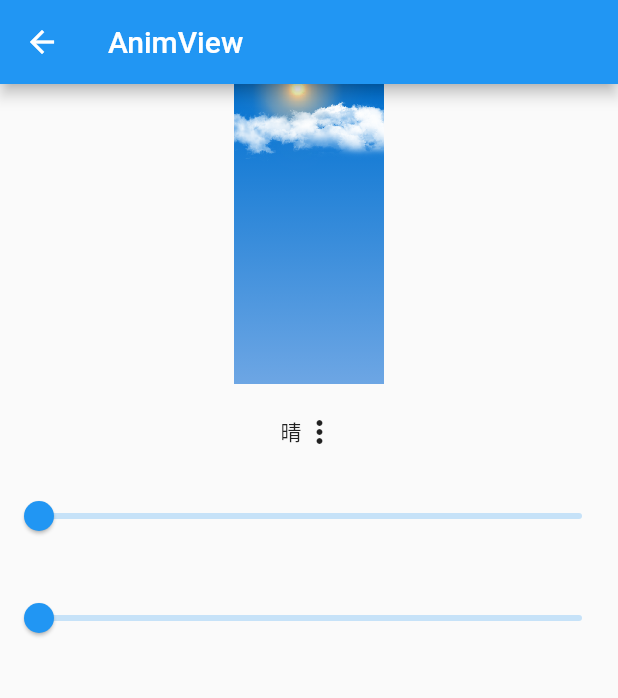
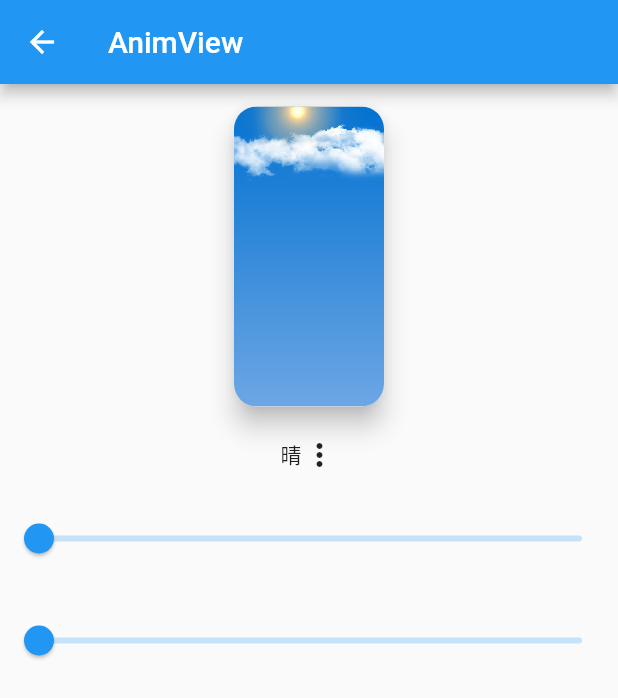
Before and after one commit to xiaweizi/flutter_weather_bg, a Flutter app: the AnimViewWidget screen opened by its route, on a phone screen of 412 x 824 dp. Shown: the top 698 px of the screen. Run offline on Flutter 3.47's test engine with Material 2 defaults, Android fonts, the light colour scheme and no system bars.

Commit message:
[opz] 优化demo样式
Signed-off-by: xiaweizi <1012126908@qq.com>

```diff
--- a/example/lib/anim_view.dart
+++ b/example/lib/anim_view.dart
@@ -25,11 +25,22 @@ class _AnimViewWidgetState extends State<AnimViewWidget> {
         child: Column(
           mainAxisSize: MainAxisSize.min,
           children: [
-            Container(
-              child: WeatherBg(
-                weatherType: _weatherType,
-                width: _width,
-                height: _height,
+            Card(
+              elevation: 7,
+              margin: EdgeInsets.only(top: 15),
+              shape: RoundedRectangleBorder(
+                  borderRadius: BorderRadius.circular(15)),
+              child: ClipPath(
+                clipper: ShapeBorderClipper(
+                    shape: RoundedRectangleBorder(
+                        borderRadius: BorderRadius.circular(15))),
+                child: Container(
+                  child: WeatherBg(
+                    weatherType: _weatherType,
+                    width: _width,
+                    height: _height,
+                  ),
+                ),
               ),
             ),
             SizedBox(
```
Also changed, not shown: example/lib/grid_view.dart (+10 -2 lines), example/lib/page_view.dart (+1 -17 lines).
